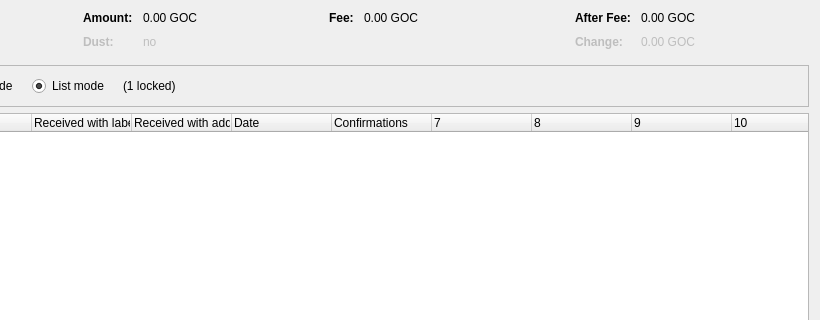
Above: src/qt/forms/coincontroldialog.ui from versacoin/versacoin before the change; both pictures show x 180 to 1000 and y 0 to 320 of the 1000 by 500 pixel window. Below: the same form after it.
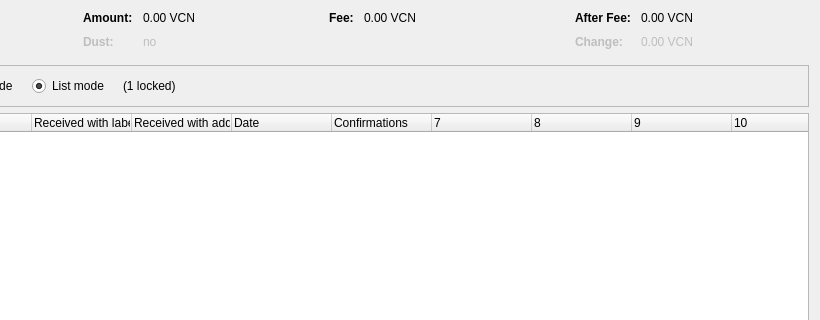
That is the form after the change. Custom widgets are drawn as their Qt base class.

Diff of the .ui file:
```diff
--- a/src/qt/forms/coincontroldialog.ui
+++ b/src/qt/forms/coincontroldialog.ui
@@ -132,7 +132,7 @@
           <enum>Qt::ActionsContextMenu</enum>
          </property>
          <property name="text">
-          <string notr="true">0.00 GOC</string>
+          <string notr="true">0.00 VCN</string>
          </property>
          <property name="textInteractionFlags">
           <set>Qt::LinksAccessibleByMouse|Qt::TextSelectableByKeyboard|Qt::TextSelectableByMouse</set>
@@ -212,7 +212,7 @@
           <enum>Qt::ActionsContextMenu</enum>
          </property>
          <property name="text">
-          <string notr="true">0.00 GOC</string>
+          <string notr="true">0.00 VCN</string>
          </property>
          <property name="textInteractionFlags">
           <set>Qt::LinksAccessibleByMouse|Qt::TextSelectableByKeyboard|Qt::TextSelectableByMouse</set>
@@ -257,7 +257,7 @@
           <enum>Qt::ActionsContextMenu</enum>
          </property>
          <property name="text">
-          <string notr="true">0.00 GOC</string>
+          <string notr="true">0.00 VCN</string>
          </property>
          <property name="textInteractionFlags">
           <set>Qt::LinksAccessibleByMouse|Qt::TextSelectableByKeyboard|Qt::TextSelectableByMouse</set>
@@ -292,7 +292,7 @@
           <enum>Qt::ActionsContextMenu</enum>
          </property>
          <property name="text">
-          <string notr="true">0.00 GOC</string>
+          <string notr="true">0.00 VCN</string>
          </property>
          <property name="textInteractionFlags">
           <set>Qt::LinksAccessibleByMouse|Qt::TextSelectableByKeyboard|Qt::TextSelectableByMouse</set>
```
